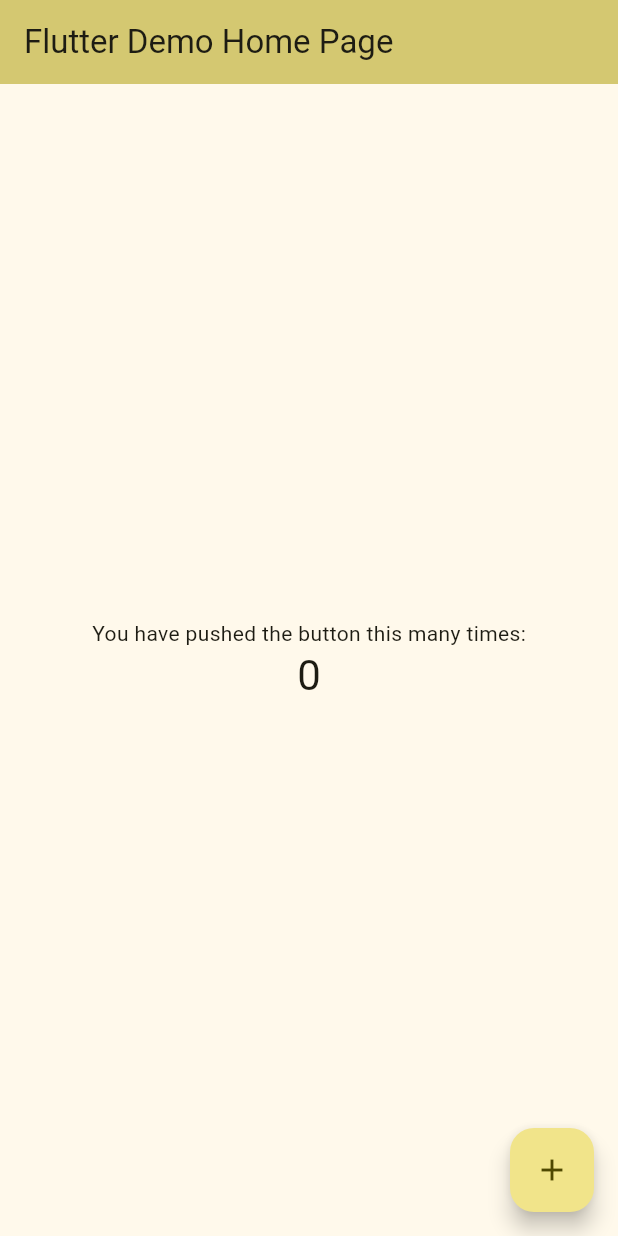
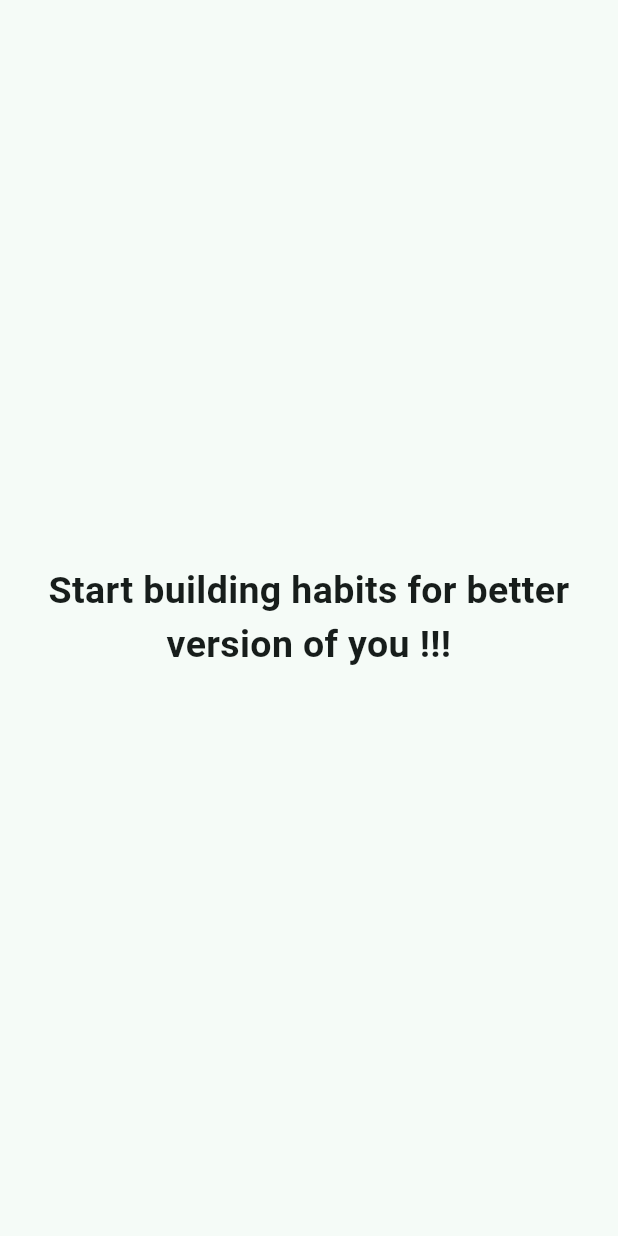
Before and after one commit to dinash/habit_formation, a Flutter app: the screen it shows after launch, on a phone screen of 412 x 824 dp. Run offline on Flutter 3.47's test engine with Material 3 defaults, Android fonts, the phone set to English and light mode, and no system bars.

Commit message:
Removed the default counter app functionality & introduced a simple splash/start screen

```diff
--- /dev/null
+++ b/lib/component/bold_text_widget.dart
@@ -0,0 +1,17 @@
+import 'package:flutter/material.dart';
+
+class BoldTextWidget extends StatelessWidget {
+  final String text;
+  final double fontSize;
+
+  const BoldTextWidget({super.key, required this.text, this.fontSize = 25});
+
+  @override
+  Widget build(BuildContext context) {
+    return Text(
+      text,
+      style: TextStyle(fontSize: fontSize, fontWeight: FontWeight.bold),
+      textAlign: TextAlign.center,
+    );
+  }
+}
--- a/lib/main.dart
+++ b/lib/main.dart
@@ -1,4 +1,5 @@
 import 'package:flutter/material.dart';
+import 'package:habit_formation/ui/splash_screen.dart';
 
 void main() {
   runApp(const MyApp());
@@ -7,116 +8,15 @@
 class MyApp extends StatelessWidget {
   const MyApp({super.key});
 
-  // This widget is the root of your application.
   @override
   Widget build(BuildContext context) {
     return MaterialApp(
-      title: 'Flutter Demo',
+      debugShowCheckedModeBanner: false,
+      title: "Habit Formation Tool",
       theme: ThemeData(
-        // This is the theme of your application.
-        //
-        // TRY THIS: Try running your application with "flutter run". You'll see
-        // the application has a purple toolbar. Then, without quitting the app,
-        // try changing the seedColor in the colorScheme below to Colors.green
-        // and then invoke "hot reload" (save your changes or press the "hot
-        // reload" button in a Flutter-supported IDE, or press "r" if you used
-        // the command line to start the app).
-        //
-        // Notice that the counter didn't reset back to zero; the application
-        // state is not lost during the reload. To reset the state, use hot
-        // restart instead.
-        //
-        // This works for code too, not just values: Most code changes can be
-        // tested with just a hot reload.
-        colorScheme: .fromSeed(seedColor: Colors.yellow),
+          colorScheme: ColorScheme.fromSeed(seedColor: Colors.tealAccent)
       ),
-      home: const MyHomePage(title: 'Flutter Demo Home Page'),
+      home: SplashScreen(),
     );
   }
 }
-
-class MyHomePage extends StatefulWidget {
-  const MyHomePage({super.key, required this.title});
-
-  // This widget is the home page of your application. It is stateful, meaning
-  // that it has a State object (defined below) that contains fields that affect
-  // how it looks.
-
-  // This class is the configuration for the state. It holds the values (in this
-  // case the title) provided by the parent (in this case the App widget) and
-  // used by the build method of the State. Fields in a Widget subclass are
-  // always marked "final".
-
-  final String title;
-
-  @override
-  State<MyHomePage> createState() => _MyHomePageState();
-}
-
-class _MyHomePageState extends State<MyHomePage> {
-  int _counter = 0;
-
-  void _incrementCounter() {
-    setState(() {
-      // This call to setState tells the Flutter framework that something has
-      // changed in this State, which causes it to rerun the build method below
-      // so that the display can reflect the updated values. If we changed
-      // _counter without calling setState(), then the build method would not be
-      // called again, and so nothing would appear to happen.
-      _counter++;
-    });
-  }
-
-  @override
-  Widget build(BuildContext context) {
-    // This method is rerun every time setState is called, for instance as done
-    // by the _incrementCounter method above.
-    //
-    // The Flutter framework has been optimized to make rerunning build methods
-    // fast, so that you can just rebuild anything that needs updating rather
-    // than having to individually change instances of widgets.
-    return Scaffold(
-      appBar: AppBar(
-        // TRY THIS: Try changing the color here to a specific color (to
-        // Colors.amber, perhaps?) and trigger a hot reload to see the AppBar
-        // change color while the other colors stay the same.
-        backgroundColor: Theme.of(context).colorScheme.inversePrimary,
-        // Here we take the value from the MyHomePage object that was created by
-        // the App.build method, and use it to set our appbar title.
-        title: Text(widget.title),
-      ),
-      body: Center(
-        // Center is a layout widget. It takes a single child and positions it
-        // in the middle of the parent.
-        child: Column(
-          // Column is also a layout widget. It takes a list of children and
-          // arranges them vertically. By default, it sizes itself to fit its
-          // children horizontally, and tries to be as tall as its parent.
-          //
-          // Column has various properties to control how it sizes itself and
-          // how it positions its children. Here we use mainAxisAlignment to
-          // center the children vertically; the main axis here is the vertical
-          // axis because Columns are vertical (the cross axis would be
-          // horizontal).
-          //
-          // TRY THIS: Invoke "debug painting" (choose the "Toggle Debug Paint"
-          // action in the IDE, or press "p" in the console), to see the
-          // wireframe for each widget.
-          mainAxisAlignment: .center,
-          children: [
-            const Text('You have pushed the button this many times:'),
-            Text(
-              '$_counter',
-              style: Theme.of(context).textTheme.headlineMedium,
-            ),
-          ],
-        ),
-      ),
-      floatingActionButton: FloatingActionButton(
-        onPressed: _incrementCounter,
-        tooltip: 'Increment',
-        child: const Icon(Icons.add),
-      ),
-    );
-  }
-}
--- /dev/null
+++ b/lib/ui/splash_screen.dart
@@ -0,0 +1,20 @@
+import 'package:flutter/material.dart';
+import 'package:habit_formation/component/bold_text_widget.dart';
+
+class SplashScreen extends StatelessWidget {
+  const SplashScreen({super.key});
+
+  @override
+  Widget build(BuildContext context) {
+    return Scaffold(
+      body: Padding(
+        padding: const EdgeInsets.all(16.0),
+        child: Center(
+          child: BoldTextWidget(
+            text: "Start building habits for better version of you !!!",
+          ),
+        ),
+      ),
+    );
+  }
+}
```
